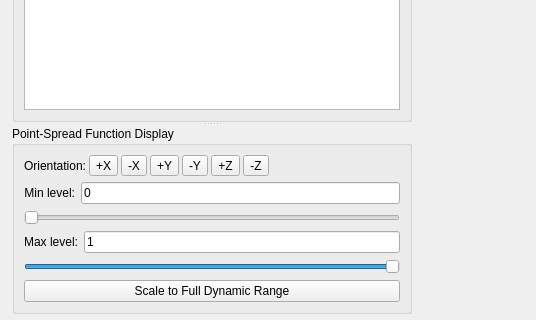
Old version of the form apps/MicroscopeSimulator/PSFEditorDialog.ui in the repository CISMM/MicroscopeSimulator2; both pictures show x 0 to 536 and y 407 to 727 of the 774 by 727 pixel window.
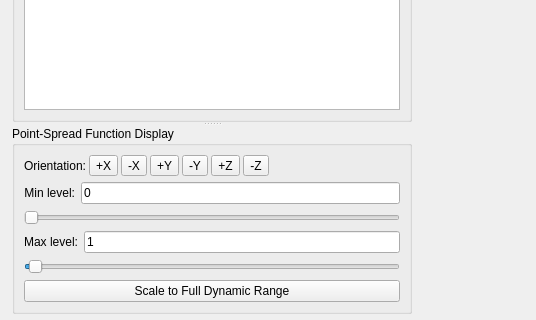
New version of the form. Custom widgets are drawn as their Qt base class.

Commit message: Added contrast controls for the image plane.

```diff
--- a/apps/MicroscopeSimulator/PSFEditorDialog.ui
+++ b/apps/MicroscopeSimulator/PSFEditorDialog.ui
@@ -329,9 +329,12 @@
            </item>
            <item>
             <widget class="QSlider" name="gui_MaxLevelSlider">
-             <property name="value">
+             <property name="maximum">
               <number>99</number>
              </property>
+             <property name="value">
+              <number>1</number>
+             </property>
              <property name="orientation">
               <enum>Qt::Horizontal</enum>
              </property>
```
Left out of the diff: 12 changed lines with no effect on the pictures. The commit also changes 2 other files.
